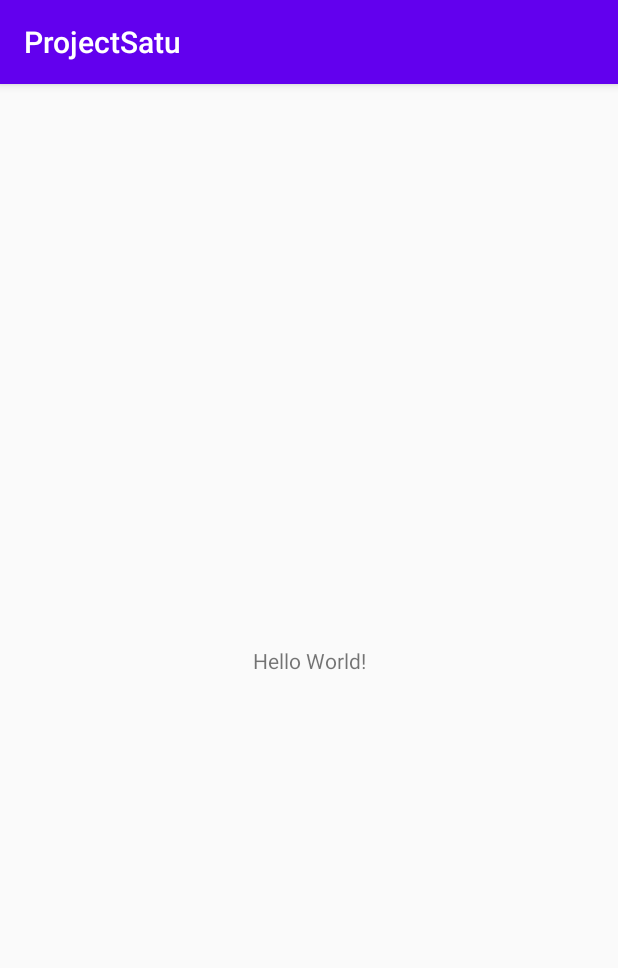
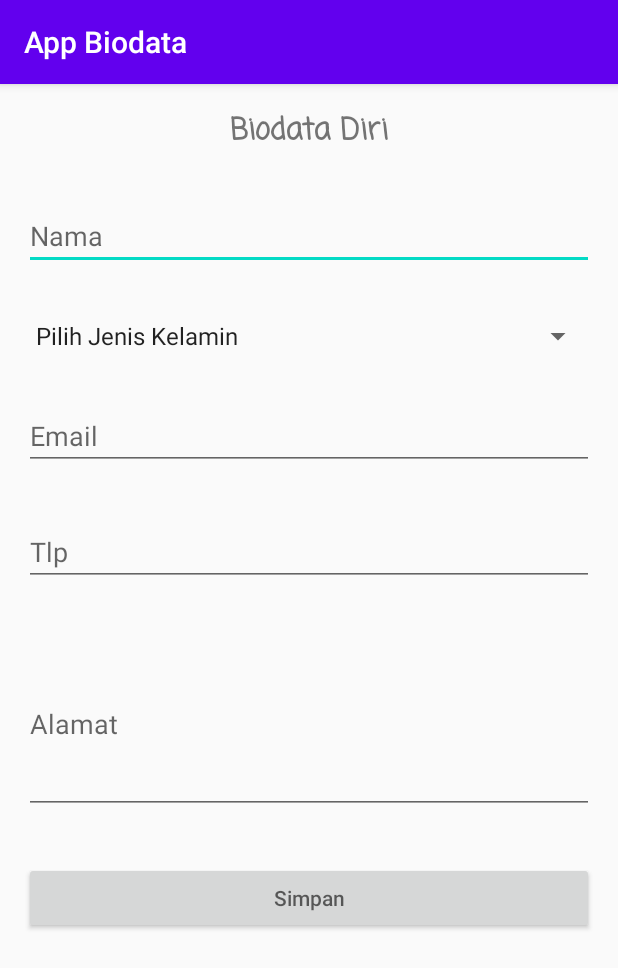
Before and after one commit to alvin1998/smkcoding_online_project_1, an Android app: the screen it shows after launch (MainActivity), on a phone screen of 412 x 824 dp. Shown: the top 968 px of the screen. Run offline under Robolectric (Android 15) with nearby library versions, the phone set to English and light mode, and no system bars.

Commit message:
Membuat layout halaman pertama

```diff
--- a/app/src/main/res/layout/activity_main.xml
+++ b/app/src/main/res/layout/activity_main.xml
@@ -1,20 +1,66 @@
 <?xml version="1.0" encoding="utf-8"?>
-<androidx.constraintlayout.widget.ConstraintLayout xmlns:android="http://schemas.android.com/apk/res/android"
+<ScrollView
+    xmlns:android="http://schemas.android.com/apk/res/android"
     xmlns:app="http://schemas.android.com/apk/res-auto"
     xmlns:tools="http://schemas.android.com/tools"
     android:layout_width="match_parent"
+    android:layout_height="match_parent">
+<LinearLayout
+    android:layout_width="match_parent"
     android:layout_height="match_parent"
+    android:orientation="vertical"
     tools:context=".MainActivity">
 
     <TextView
         android:layout_width="wrap_content"
         android:layout_height="wrap_content"
-        android:text="Hello World!"
-        app:layout_constraintBottom_toBottomOf="parent"
-        app:layout_constraintLeft_toLeftOf="parent"
-        app:layout_constraintRight_toRightOf="parent"
-        app:layout_constraintTop_toTopOf="parent" />
+        android:text="Biodata Diri"
+        android:layout_gravity="center_horizontal"
+        android:layout_margin="16dp"
+        android:fontFamily="casual"
+        android:textSize="20sp"
+        android:textStyle="bold"
+       />
 
-    //halo
+    <EditText
+        android:layout_width="match_parent"
+        android:layout_height="wrap_content"
+        android:hint="Nama"
+        android:layout_margin="16dp"
+        />
+    <Spinner
+        android:layout_width="match_parent"
+        android:layout_height="wrap_content"
+        android:layout_margin="16dp"
+        android:entries="@array/jenis_kelamin"
+        />
 
-</androidx.constraintlayout.widget.ConstraintLayout>
+    <EditText
+        android:layout_width="match_parent"
+        android:layout_height="wrap_content"
+        android:hint="Email"
+        android:layout_margin="16dp"
+        />
+    <EditText
+        android:layout_width="match_parent"
+        android:layout_height="wrap_content"
+        android:hint="Tlp"
+        android:layout_margin="16dp"
+        android:inputType="phone"
+        />
+    <EditText
+        android:layout_width="match_parent"
+        android:layout_height="120dp"
+        android:hint="Alamat"
+        android:layout_margin="16dp"
+        android:inputType="textMultiLine"
+        />
+
+    <Button
+        android:layout_width="match_parent"
+        android:layout_height="wrap_content"
+        android:hint="Simpan"
+        android:layout_margin="16dp"
+        />
+</LinearLayout>
+</ScrollView>
--- a/app/src/main/res/values/strings.xml
+++ b/app/src/main/res/values/strings.xml
@@ -1,3 +1,9 @@
 <resources>
-    <string name="app_name">ProjectSatu</string>
+    <string name="app_name">App Biodata</string>
+
+    <string-array name="jenis_kelamin">
+        <item>Pilih Jenis Kelamin</item>
+        <item>Laki-Laki</item>
+        <item>Perempuan</item>
+    </string-array>
 </resources>
```
